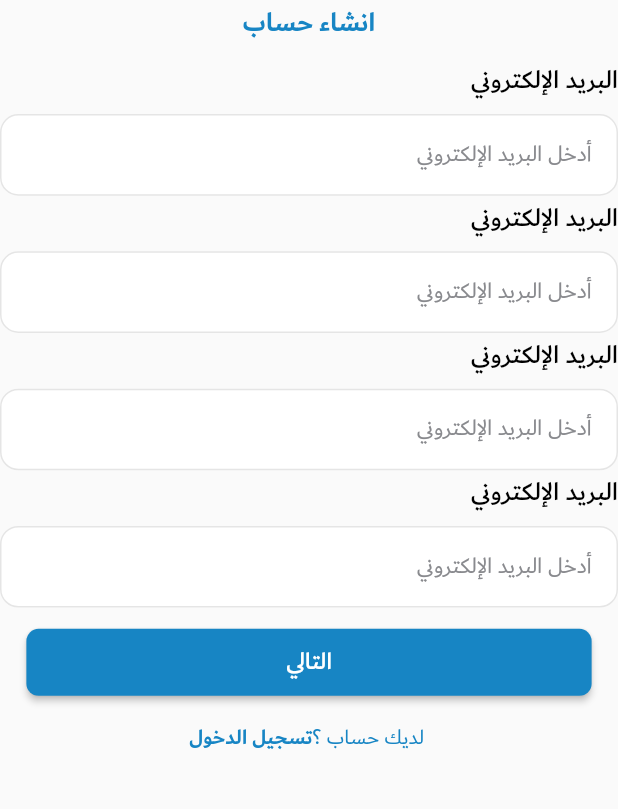
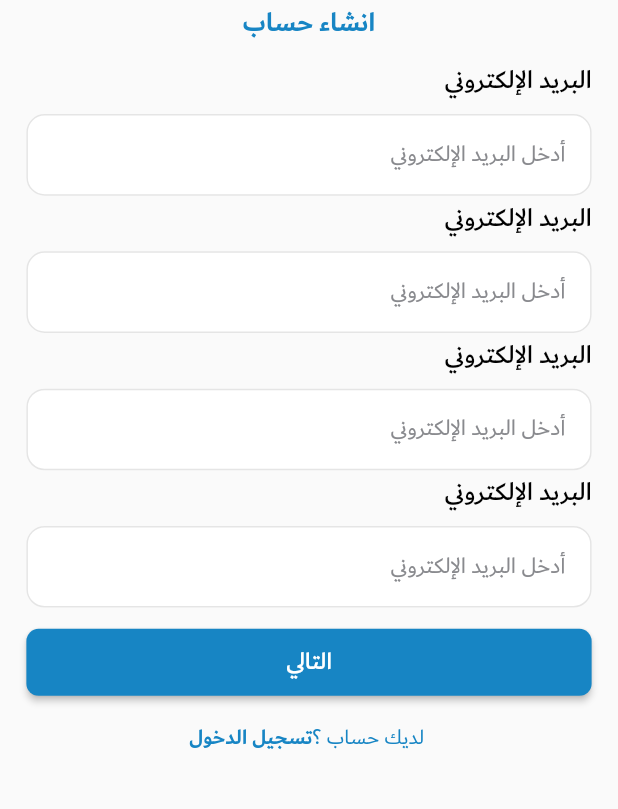
Before and after one commit to AhmadMAbuGhali/fortuna_libya_customer, a Flutter app: the SignUpScreen screen opened directly, on a phone screen of 412 x 824 dp, the part 326-1135 px from its top. Run offline on Flutter 3.47's test engine with Material 2 defaults, Android fonts, the phone set to English and light mode, and no system bars; our stand-ins replace buttons_tabbar, dio, dropdown_button2, easy_localization, flutter_screenutil, flutter_svg and 5 more; accounts and stored records are empty.

Commit message:
textField

```diff
--- a/lib/services/auth_provider.dart
+++ b/lib/services/auth_provider.dart
@@ -5,6 +5,11 @@ class AuthProvider extends ChangeNotifier {
   bool isLoading = false;
   changeIsLoading() {
     isLoading = !isLoading;
+    notifyListeners();
+  }
+ bool showPass = false;
+  changeShowPass() {
+    showPass = !showPass;
     notifyListeners();
   }
 
--- a/lib/ui/general_component/custom_text_form_filed.dart
+++ b/lib/ui/general_component/custom_text_form_filed.dart
@@ -3,42 +3,47 @@ import 'package:flutter_screenutil/flutter_screenutil.dart';
 import 'package:fortuna_libya_customer/resources/color_manager.dart';
 import 'package:fortuna_libya_customer/resources/font_manager.dart';
 import 'package:fortuna_libya_customer/resources/styles_manager.dart';
+import 'package:fortuna_libya_customer/services/auth_provider.dart';
+import 'package:provider/provider.dart';
 
 class CustomTextFeild extends StatelessWidget {
-  const CustomTextFeild(
+   CustomTextFeild(
       {Key? key, required this.hintText,
         required this.label,
         this.validator,
         this.keyboardType,
         this.suffixIcon,
         this.textInputAction,
+        this.obscureText =false,
         required this.controller,
-        this.heightt}) : super(key: key);
+      }) : super(key: key);
   final TextEditingController controller;
   final String? Function(String?)? validator;
   final String hintText;
   final TextInputType? keyboardType;
   final Widget? suffixIcon;
-  final double? heightt;
   final TextInputAction? textInputAction;
   final String label;
+    bool? obscureText=false;
   @override
   Widget build(BuildContext context) {
     ScreenUtil.init(context, designSize: const Size(375, 812));
-    return Column(
-      children: [
-        Row(
-          mainAxisAlignment: MainAxisAlignment.start,
+    return Padding(
+      padding: EdgeInsets.symmetric(horizontal: 16.w),
+      child: Column(
+        crossAxisAlignment: CrossAxisAlignment.start,
+
         children: [
           Text(label,style: getMediumStyle(color: ColorManager.black,fontSize: FontSize.s16),),
-          ],
-        ),
           SizedBox(height: 7.h,),
           SizedBox(
-          child: TextFormField(
+            child: Consumer<AuthProvider>(
+              builder:(context,provider,x){
+              return TextFormField(
                 validator: (value) => validator!(value),
                 controller: controller,
                 focusNode: FocusNode(),
+                obscureText:obscureText!? provider.showPass:false,
                 onFieldSubmitted:   null,
                 keyboardType: keyboardType ?? TextInputType.text,
                 textInputAction: textInputAction,
@@ -46,10 +51,12 @@ class CustomTextFeild extends StatelessWidget {
                 decoration: InputDecoration(
                   fillColor: ColorManager.white,
                   filled: true,
-              suffixIcon: suffixIcon,
                   contentPadding:
                   EdgeInsets.symmetric(horizontal: 16.w, vertical: 14.h),
                   hintText: hintText,
+                  suffixIcon: obscureText! ?InkWell(onTap: (){
+                    provider.changeShowPass();
+                  },child: provider.showPass?Icon(Icons.remove_red_eye,color: ColorManager.primary,):Icon(Icons.remove_red_eye_outlined,color: ColorManager.primary,),):null,
                   hintStyle: getRegularStyle(
                       color: ColorManager.otpDesc, fontSize: FontSize.s14),
                   border: OutlineInputBorder(
@@ -74,9 +81,11 @@ class CustomTextFeild extends StatelessWidget {
                     ),
                   ),
                 ),
+              );}
             ),
           ),
         ],
+      ),
     );
   }
 }
--- a/lib/ui/screens/auth_screens/login_screen.dart
+++ b/lib/ui/screens/auth_screens/login_screen.dart
@@ -62,12 +62,13 @@ import 'package:provider/provider.dart';
                     hintText: 'أدخل كلمة المرور',
                     validator: (value) {
                       if (value == null || value.isEmpty) {
-                        return 'كلمة المرور مطلوبة ';
+                        return 'كلمة المرور مطلوبة';
                       }
                       return null;
                     },
                     textInputAction: TextInputAction.next,
                     keyboardType: TextInputType.name, label: 'كلمة المرور',
+                    obscureText: true,
                   ),
 
                   Padding(
```
Lines whose indentation alone changed are shown as unchanged.
